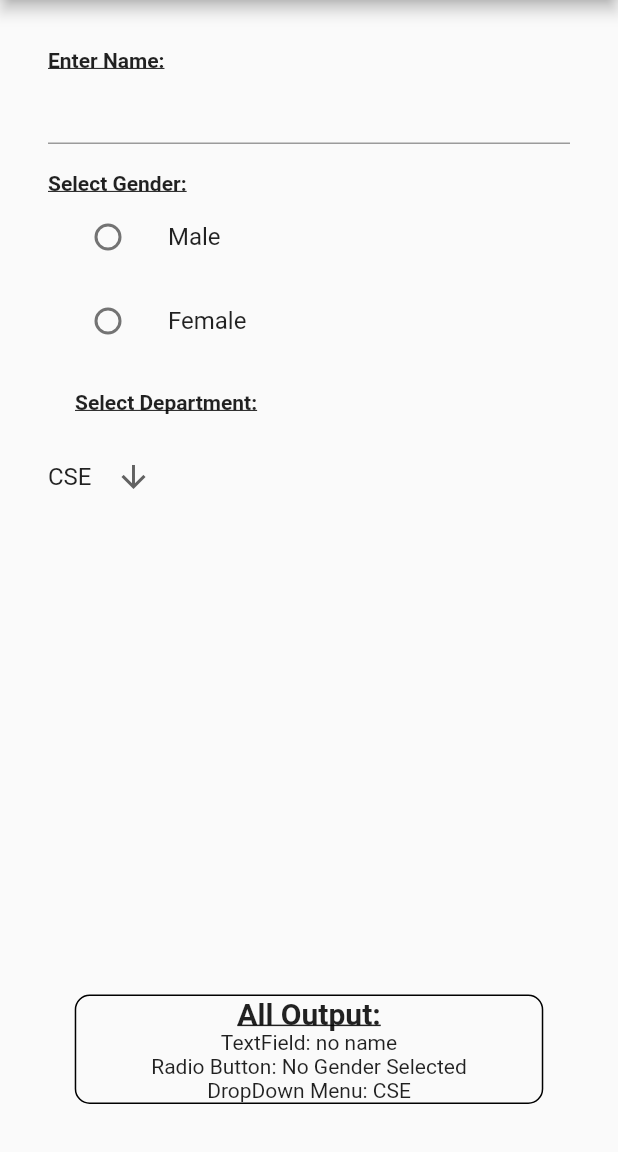
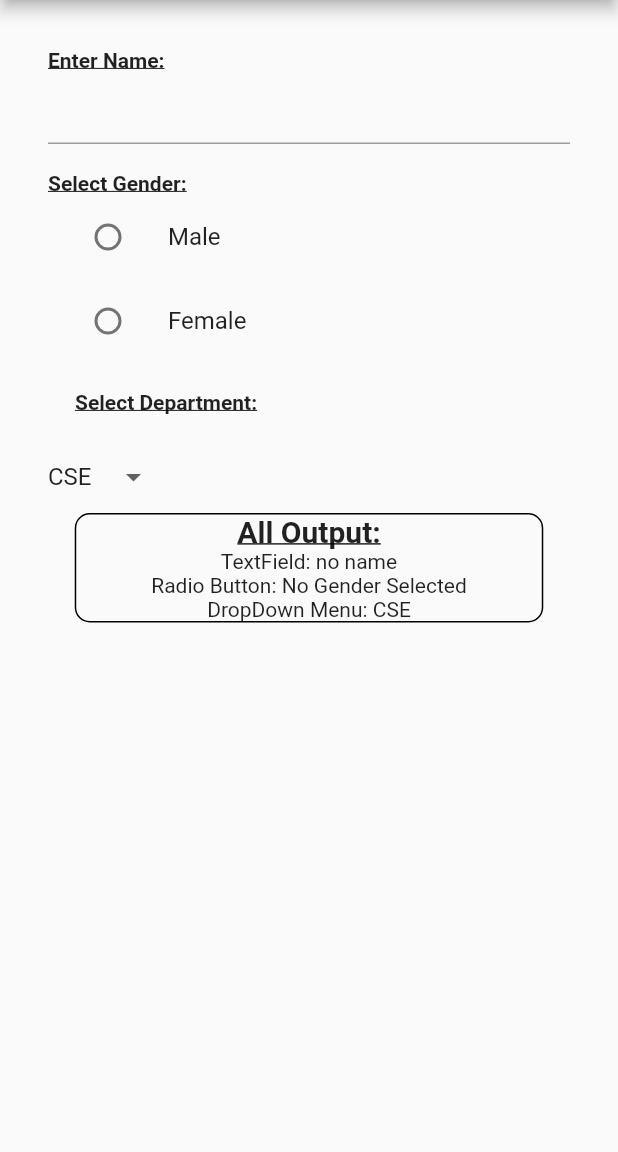
Before and after one commit to muzahidul190/first_flutter_app, a Flutter app: the screen it shows after launch, after a tap on "Input Field", on a phone screen of 412 x 824 dp, the part 84-1236 px from its top. Run offline on Flutter 3.47's test engine with Material 2 defaults, Android fonts, the phone set to English and light mode, and no system bars; our stand-ins replace flutter_spinkit.

Commit message:
images added

```diff
--- a/lib/inputFields.dart
+++ b/lib/inputFields.dart
@@ -33,6 +33,7 @@ class _inputFieldsState extends State<inputFields> {
       ),
       body: Container(
         padding: const EdgeInsets.all(32),
+        child: SingleChildScrollView(
           child: Column(
             mainAxisAlignment: MainAxisAlignment.spaceBetween,
             children: [
@@ -110,7 +111,7 @@ class _inputFieldsState extends State<inputFields> {
                   ),
                   DropdownButton(
                     value: selectedDept,
-                  icon: const Icon(Icons.arrow_downward),
+                    icon: const Icon(Icons.arrow_drop_down),
                     elevation: 16,
                     underline: Container(
                       height: 2,
@@ -156,6 +157,7 @@ class _inputFieldsState extends State<inputFields> {
             ],
           ),
         ),
+      ),
     );
   }
 }
--- a/lib/main.dart
+++ b/lib/main.dart
@@ -1,6 +1,7 @@
 import 'package:first_flutter_app/DayCalc.dart';
 import 'package:first_flutter_app/dialog.dart';
 import 'package:first_flutter_app/externalKit.dart';
+import 'package:first_flutter_app/image.dart';
 import 'package:first_flutter_app/inputFields.dart';
 import 'package:first_flutter_app/page_three.dart';
 import 'package:first_flutter_app/page_two.dart';
@@ -168,6 +169,12 @@ class MyHomePage extends StatelessWidget {
                         builder: (context) => const inputFields()));
               },
               child: const Text('Input Field')),
+          ElevatedButton(
+              onPressed: () {
+                Navigator.push(context,
+                    MaterialPageRoute(builder: (context) => const imagePage()));
+              },
+              child: const Text('Image Page')),
           Container(
             height: 30,
             //padding: Padding(),
```
Also changed, not shown: lib/image.dart (added, +23 -0 lines), pubspec.yaml (+3 -4 lines), assets/images/1.jpg (added), assets/images/10.jpg (added), assets/images/2.jpg (added), assets/images/3.jpg (added), assets/images/4.jpg (added), assets/images/5.jpg (added), assets/images/6.jpg (added), assets/images/7.jpg (added), assets/images/8.jpg (added), assets/images/9.jpg (added). Lines whose indentation alone changed are shown as unchanged.
